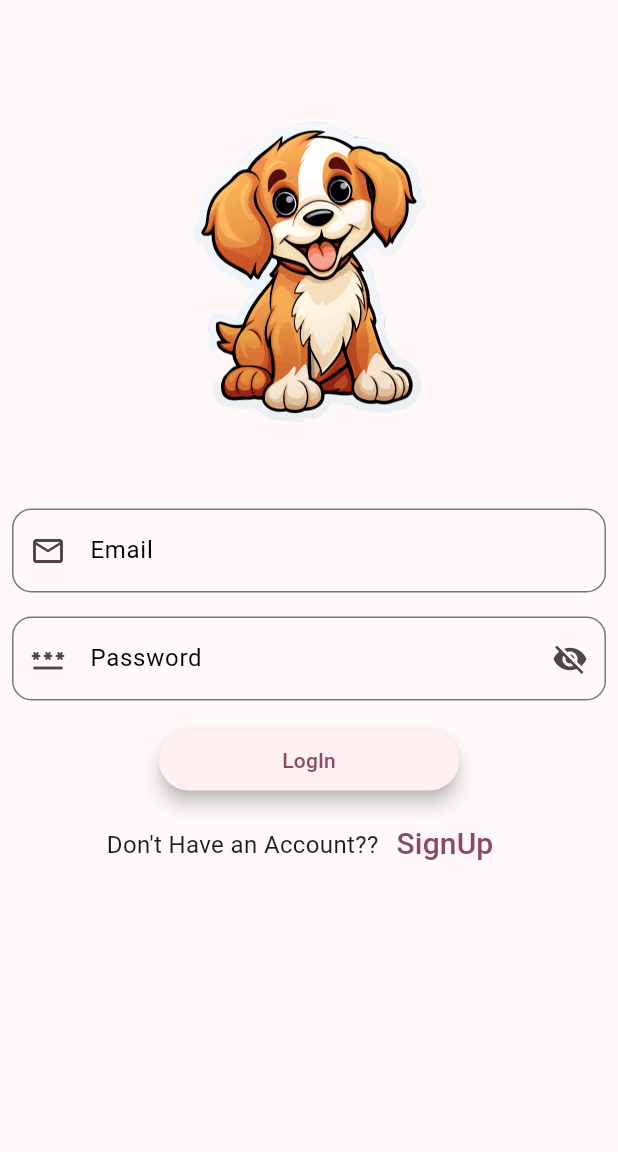
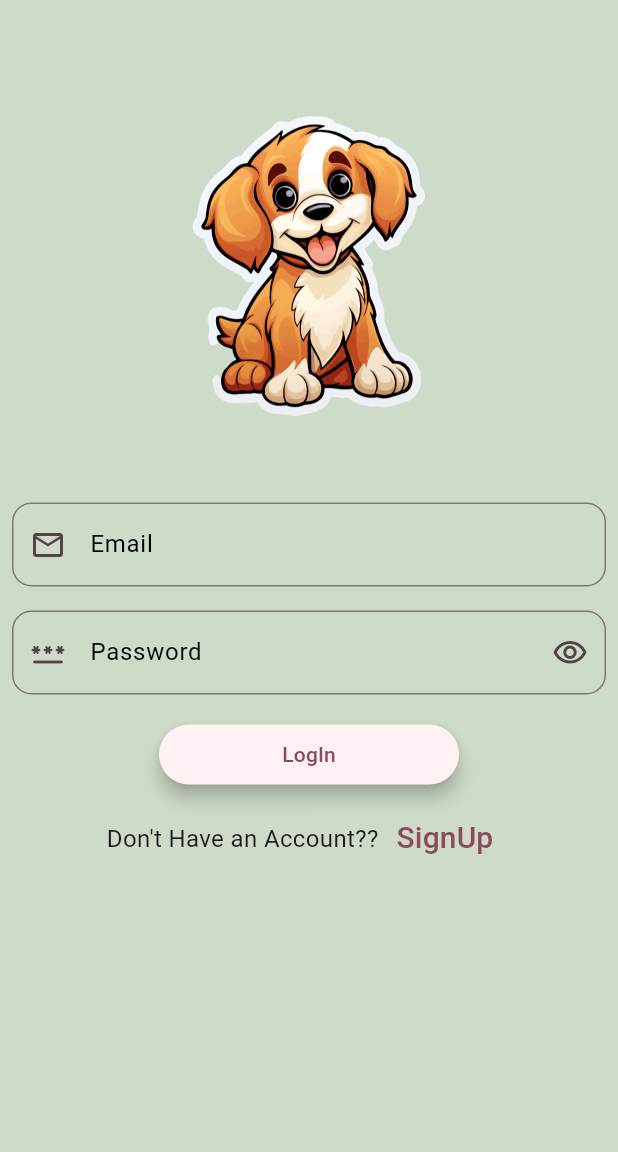
Before and after one commit to WaqasZafar9/Pet-Care-App, a Flutter app: the screen it shows after launch, on a phone screen of 412 x 824 dp, the part 84-1236 px from its top. Run offline on Flutter 3.47's test engine with Material 3 defaults, Android fonts, the phone set to English and light mode, and no system bars.

Commit message:
Added Pics for Project

```diff
--- a/pet_care/lib/LoginPage.dart
+++ b/pet_care/lib/LoginPage.dart
@@ -1,4 +1,3 @@
-
 
 import 'package:flutter/cupertino.dart';
 import 'package:flutter/material.dart';
@@ -23,7 +22,10 @@ class _LoginState extends State<Login> {
         backgroundColor: Colors.greenAccent,
         title: Text("Pet Care"),
       ),
-      body: Container(
+      body: SingleChildScrollView(
+        child: Container(
+          height: 1080,
+          color: Color.fromRGBO(10, 101, 10, 0.2),
           child: Column(
             mainAxisAlignment: MainAxisAlignment.center,
            children: [
@@ -50,8 +52,8 @@ class _LoginState extends State<Login> {
                    labelText: "Password",
                    prefixIcon: Icon(Icons.password_rounded),
                    suffixIcon: IconButton(icon: Icon(_passwordVisible
-                     ? Icons.visibility
-                     : Icons.visibility_off,), onPressed: () {
+                       ? Icons.visibility_off_outlined
+                       : Icons.visibility_outlined,), onPressed: () {
 
                      setState(() {
                        _passwordVisible = !_passwordVisible;
@@ -81,10 +83,11 @@ class _LoginState extends State<Login> {
                  }, child: Text("SignUp",style: TextStyle(fontSize: 20,fontWeight: FontWeight.w500),))
                ],
              ),
-           SizedBox(height: 100,)
+             SizedBox(height: 420,)
             ],
           ),
 
+        ),
       ),
 
     );
```
Also changed, not shown: pet_care/assets/images/dogfood.png (added), pet_care/assets/images/pet shop house.png (added), pet_care/assets/images/pet-care-dog-vector-logo-seeklogo/dog-1417208_1280.png (added), pet_care/assets/images/pet-care-dog-vector-logo-seeklogo/dog-1417208_1920.png (added), pet_care/assets/images/pet-care-dog-vector-logo-seeklogo/dog-1532627_1280.png (added), pet_care/assets/images/pet-care-dog-vector-logo-seeklogo/dog-1532627_1920.png (added), pet_care/assets/images/pet-care-dog-vector-logo-seeklogo/icons8-pet-30.png (added), pet_care/assets/images/pet-care-dog-vector-logo-seeklogo/pawprint.png (added), pet_care/assets/images/petShop.png (added), 1 other file. Lines whose indentation alone changed are shown as unchanged.
